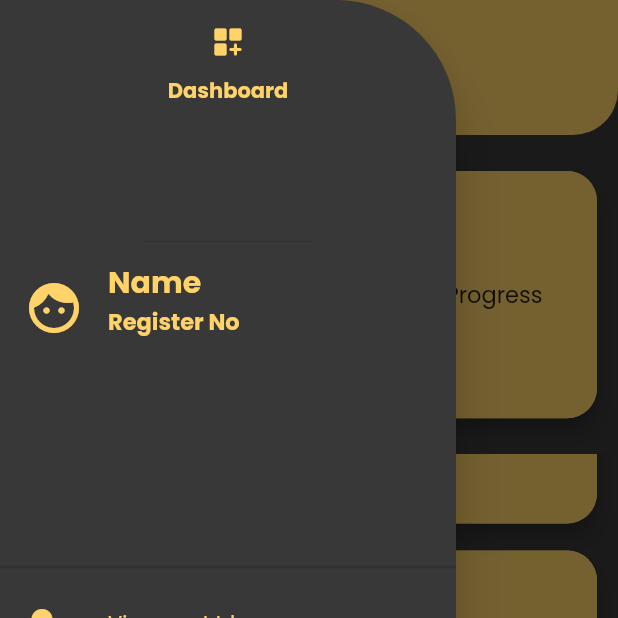
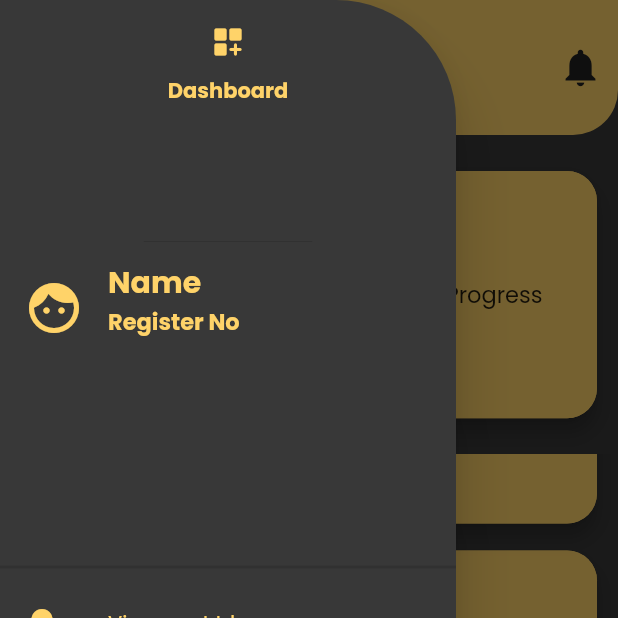
Before and after one commit to jesi318/serviz-old, a Flutter app: the screen it shows once a user with an empty profile is signed in, after a tap on the "dashboard" icon, on a phone screen of 412 x 824 dp, the top half of it. Run offline on Flutter 3.47's test engine with Material 2 defaults, Android fonts, the phone set to English and light mode, and no system bars; drawn by our look-alikes of percent_indicator; our stand-ins replace cloud_firestore, dotted_border, file_picker, firebase_auth, firebase_core, flutter_bounce and 2 more; accounts and stored records are empty; network calls fail.

Commit message:
Added the notification icon in appbar

```diff
--- a/lib/auth_controller.dart
+++ b/lib/auth_controller.dart
@@ -45,7 +45,7 @@ class AuthController extends GetxController {
         "user Message",
         snackPosition: SnackPosition.BOTTOM,
         titleText: Text(
-          "Account creation Failed",
+          "Account Creation Failed",
           style: TextStyle(color: AppColors.white_text),
         ),
         messageText: Text(
@@ -65,7 +65,7 @@ class AuthController extends GetxController {
         "Login Message",
         snackPosition: SnackPosition.BOTTOM,
         titleText: Text(
-          "login Failed",
+          "Login Failed",
           style: TextStyle(color: AppColors.white_text),
         ),
         messageText: Text(
--- a/lib/main.dart
+++ b/lib/main.dart
@@ -23,7 +23,7 @@ class MyApp extends StatelessWidget {
     return GetMaterialApp(
       debugShowCheckedModeBanner: false,
       title: 'serviz',
-      initialRoute: '/login',
+      initialRoute: '/teachershomepage',
       getPages: appRoutes(),
     );
   }
--- a/lib/routes.dart
+++ b/lib/routes.dart
@@ -5,6 +5,7 @@ import 'package:serviz/screens/create_join_group.dart';
 import 'package:serviz/screens/homepg.dart';
 import 'package:serviz/screens/login.dart';
 import 'package:serviz/screens/my_group_form.dart';
+import 'package:serviz/screens/teachers_homepg.dart';
 import 'package:serviz/screens/week_form.dart';
 import 'package:serviz/screens/welcome_screen.dart';
 import 'screens/signup.dart';
@@ -25,6 +26,7 @@ appRoutes() => [
       GetPage(name: '/login', page: () => LoginPage()),
       GetPage(name: '/signup', page: () => SignUpPage()),
       GetPage(name: '/mygroupform', page: () => MyGroupForm()),
+      GetPage(name: '/teachershomepage', page: () => TeachersHomePage()),
 
     ];
 
--- /dev/null
+++ b/lib/screens/teachers_homepg.dart
@@ -0,0 +1,14 @@
+import 'package:flutter/material.dart';
+import 'package:serviz/widgets/appbar.dart';
+
+class TeachersHomePage extends StatelessWidget {
+  const TeachersHomePage({super.key});
+
+  @override
+  Widget build(BuildContext context) {
+    return Scaffold(
+      appBar: MyHomeAppBar(),
+
+    );
+  }
+}
--- a/lib/widgets/appbar.dart
+++ b/lib/widgets/appbar.dart
@@ -23,6 +23,16 @@ PreferredSizeWidget MyAppBar() {
 // AppBar with dashborad
 PreferredSizeWidget MyHomeAppBar() {
   return AppBar(
+    actions: [
+      Padding(
+        padding: const EdgeInsets.only(right: 10),
+        child: Icon(
+          Icons.notifications,
+          color: AppColors.black_background,
+          size: 30,
+        ),
+      )
+    ],
     leading: Builder(builder: (context) {
       return IconButton(
         icon: Icon(Icons.dashboard),
--- a/lib/widgets/progress_widget.dart
+++ b/lib/widgets/progress_widget.dart
@@ -40,12 +40,12 @@ class ProgressWidget extends StatelessWidget {
                       child: CircularPercentIndicator(
                         radius: 50,
                         lineWidth: 20,
-                        percent: 0.69,
+                        percent: 0.40,
                         progressColor: AppColors.black_background,
                         backgroundColor: Colors.white54,
                         circularStrokeCap: CircularStrokeCap.round,
                         center: Text(
-                          '69 %',
+                          '40 %',
                           style: GoogleFonts.poppins(
                               fontWeight: FontWeight.bold, fontSize: 13),
                         ),
```
Also changed, not shown: lib/screens/signup.dart (+7 -0 lines), pubspec.lock.
